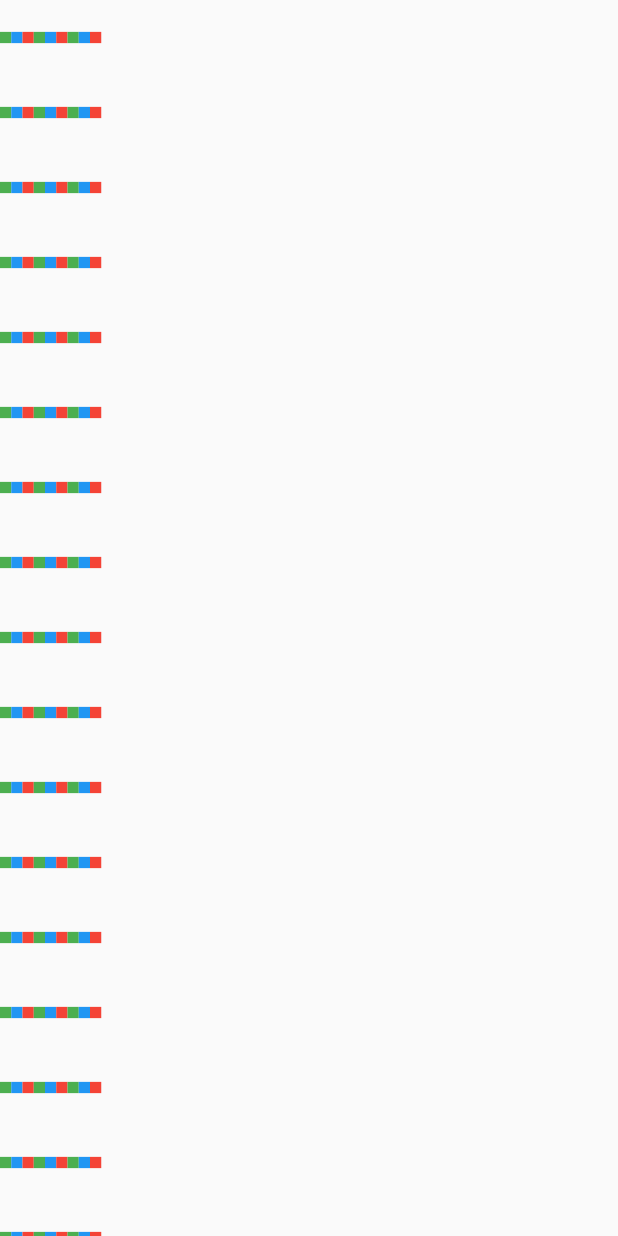
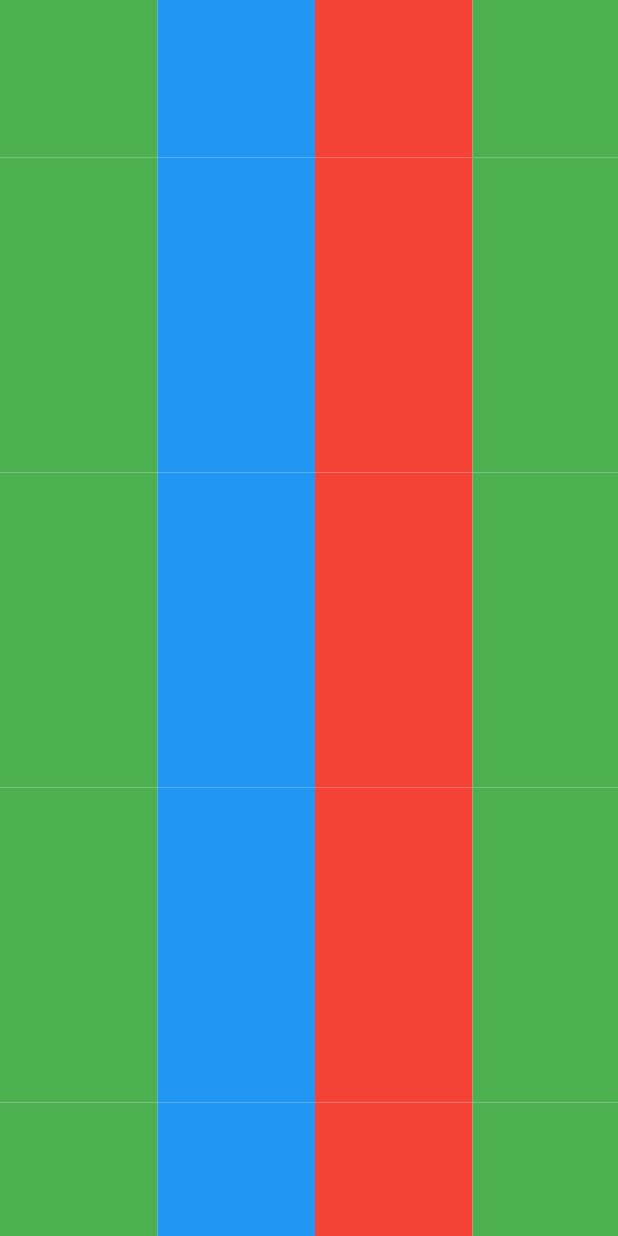
Before and after one commit to Hhanri/pixel_war_app, a Flutter app: the screen it shows after launch, on a phone screen of 412 x 824 dp. Run offline on Flutter 3.47's test engine with Material 2 defaults, Android fonts, the phone set to English and light mode, and no system bars.

Commit message:
small fixes

```diff
--- a/lib/screens/home_page.dart
+++ b/lib/screens/home_page.dart
@@ -1,13 +1,13 @@
 import 'package:flutter/material.dart';
-import 'package:pixel_war_app/pixel_grid_widget.dart';
+import 'package:pixel_war_app/widgets/pixel_grid_widget.dart';
 
 class HomePage extends StatelessWidget {
   const HomePage({Key? key}) : super(key: key);
 
   @override
   Widget build(BuildContext context) {
-    return const Scaffold(
-      body: PixelGridWidget(),
+    return Scaffold(
+      body: PixelGridWidget(parentContext: context),
     );
   }
 }
--- a/lib/pixel_grid_widget.dart
+++ b/lib/widgets/pixel_grid_widget.dart
@@ -3,10 +3,11 @@ import 'package:pixel_war_app/models/pixel_model.dart';
 import 'package:pixel_war_app/widgets/pixel_widget.dart';
 import 'package:vector_math/vector_math_64.dart' as vector;
 
-import 'helpers/helpers.dart';
+import '../helpers/helpers.dart';
 
 class PixelGridWidget extends StatefulWidget {
-  const PixelGridWidget({Key? key}) : super(key: key);
+  final BuildContext parentContext;
+  const PixelGridWidget({Key? key, required this.parentContext}) : super(key: key);
 
   @override
   State<PixelGridWidget> createState() => _PixelGridWidgetState();
@@ -22,8 +23,8 @@ class _PixelGridWidgetState extends State<PixelGridWidget> {
 
   final TransformationController transformationController = TransformationController();
 
-  static const double cellWidth = 20.0;
-  static const double cellHeight = 20.0;
+  static const double cellWidth = PixelModel.pixelWidth;
+  static const double cellHeight = PixelModel.pixelHeight;
   static int rowCount = gridTest.length;
   static int columnCount = gridTest[0].length;
 
@@ -47,7 +48,7 @@ class _PixelGridWidgetState extends State<PixelGridWidget> {
   void initState() {
     super.initState();
     transformationController.addListener(onChangeTransformation);
-    transformationController.value.scale(2.5);
+    transformationController.value.scale(35.0);
   }
 
   @override
@@ -61,13 +62,14 @@ class _PixelGridWidgetState extends State<PixelGridWidget> {
   Widget build(BuildContext context) {
     return Center(
       child: InteractiveViewer.builder(
-        minScale: 1.5,//cellHeight / MediaQuery.of(context).size.height,
-        maxScale: 5,
+        minScale: 0.0001,//cellHeight / MediaQuery.of(context).size.height,
+        maxScale: 50,
         scaleEnabled: true,
-        boundaryMargin: const EdgeInsets.all(5),
+        boundaryMargin: EdgeInsets.zero,
         transformationController: transformationController,
         builder: (BuildContext context, vector.Quad viewport) {
-          return Column(
+          return Center(
+            child: Column(
               mainAxisAlignment: MainAxisAlignment.center,
               crossAxisAlignment: CrossAxisAlignment.center,
               children: [
@@ -89,6 +91,7 @@ class _PixelGridWidgetState extends State<PixelGridWidget> {
                     ],
                   )
               ],
+            ),
           );
         },
       ),
```
Lines whose indentation alone changed are shown as unchanged.
